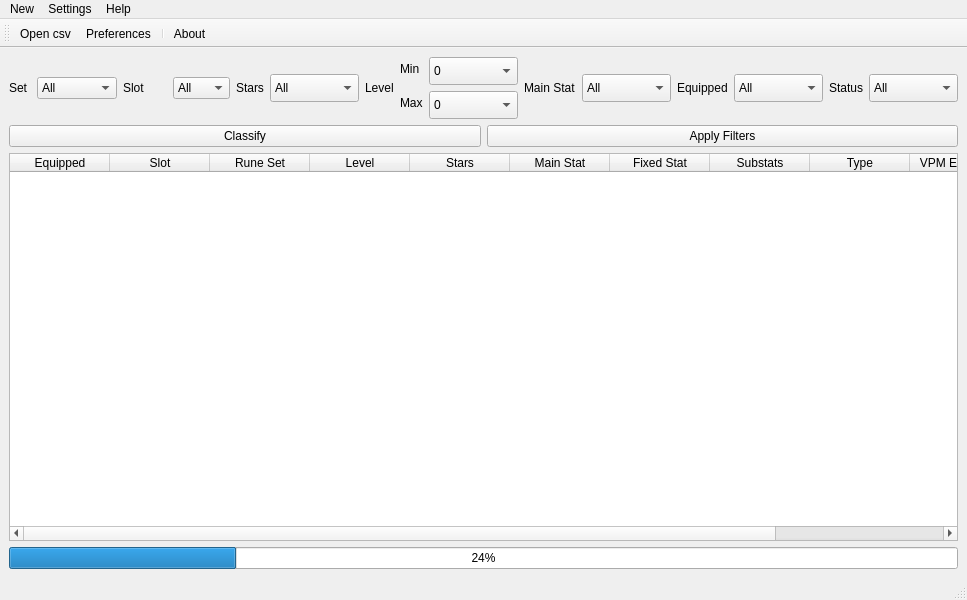
Before: the Qt Designer form ui_files/main_window.ui in cgt-soft/sw-rune, drawn with Qt 5.
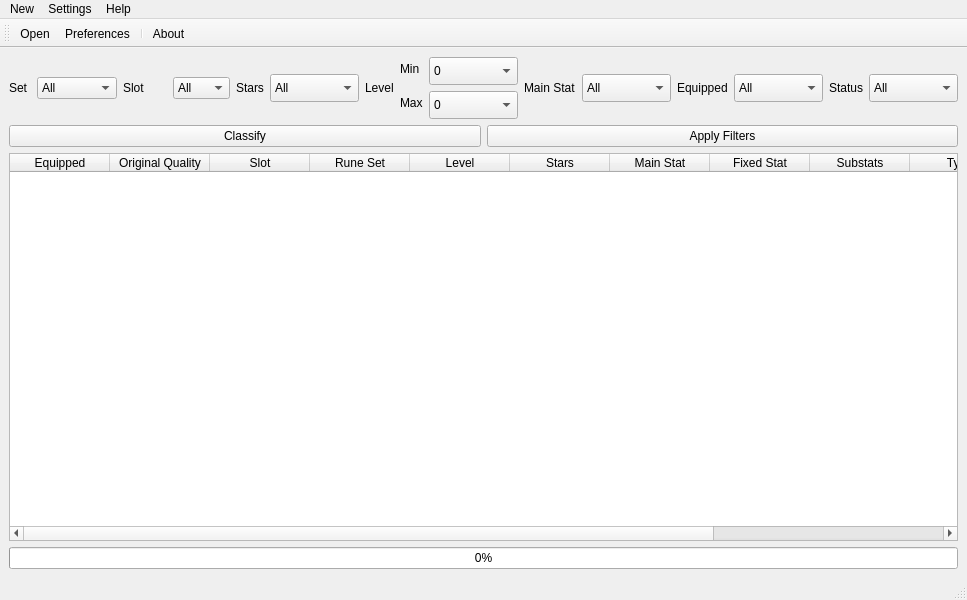
After: the same form once the commit is applied. Icons and pictures are not drawn.

The edit to the form file:
```diff
--- a/ui_files/main_window.ui
+++ b/ui_files/main_window.ui
@@ -1948,6 +1948,11 @@
         <string>Equipped</string>
        </property>
       </column>
+      <column>
+       <property name="text">
+        <string>Original Quality</string>
+       </property>
+      </column>
       <column>
        <property name="text">
         <string>Slot</string>
@@ -2003,7 +2008,7 @@
     <item>
      <widget class="QProgressBar" name="progressBar">
       <property name="value">
-       <number>24</number>
+       <number>0</number>
       </property>
      </widget>
     </item>
@@ -2068,7 +2073,7 @@
      <normaloff>:/icons/resources/icons/document-open-8.png</normaloff>:/icons/resources/icons/document-open-8.png</iconset>
    </property>
    <property name="text">
-    <string>Open csv</string>
+    <string>Open</string>
    </property>
    <property name="iconVisibleInMenu">
     <bool>false</bool>
```
Left out of the diff: 7 changed lines with no effect on the pictures.
